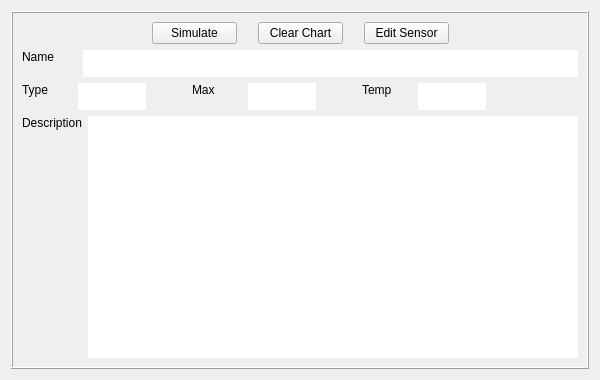
The window that view/sensorinfowidget.ui (Gyarik/StressView) describes before a commit, drawn with Qt 5.
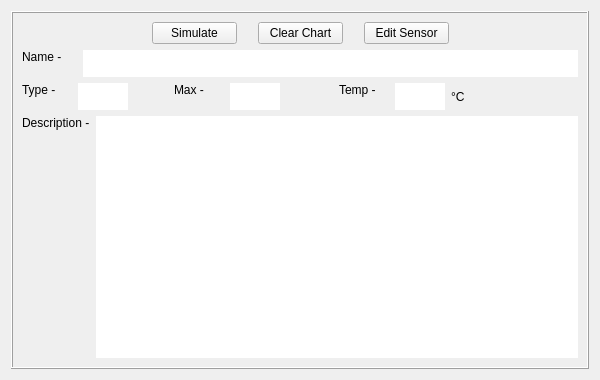
The same window after the commit.

```diff
--- a/view/sensorinfowidget.ui
+++ b/view/sensorinfowidget.ui
@@ -67,7 +67,7 @@
            </size>
           </property>
           <property name="text">
-           <string>Type</string>
+           <string>Type -</string>
           </property>
           <property name="alignment">
            <set>Qt::AlignLeading|Qt::AlignLeft|Qt::AlignTop</set>
@@ -96,7 +96,7 @@
           </property>
           <property name="maximumSize">
            <size>
-            <width>75</width>
+            <width>50</width>
             <height>27</height>
            </size>
           </property>
@@ -157,7 +157,7 @@
            </size>
           </property>
           <property name="text">
-           <string>Max</string>
+           <string>Max -</string>
           </property>
           <property name="alignment">
            <set>Qt::AlignLeading|Qt::AlignLeft|Qt::AlignTop</set>
@@ -180,7 +180,7 @@
           </property>
           <property name="maximumSize">
            <size>
-            <width>75</width>
+            <width>50</width>
             <height>27</height>
            </size>
           </property>
@@ -204,6 +204,34 @@
           </property>
          </widget>
         </item>
+        <item>
+         <widget class="QLabel" name="TypeUnit">
+          <property name="minimumSize">
+           <size>
+            <width>0</width>
+            <height>27</height>
+           </size>
+          </property>
+          <property name="maximumSize">
+           <size>
+            <width>16777215</width>
+            <height>27</height>
+           </size>
+          </property>
+          <property name="lineWidth">
+           <number>0</number>
+          </property>
+          <property name="text">
+           <string/>
+          </property>
+          <property name="margin">
+           <number>4</number>
+          </property>
+          <property name="indent">
+           <number>0</number>
+          </property>
+         </widget>
+        </item>
         <item>
          <spacer name="horizontalSpacer_7">
           <property name="orientation">
@@ -241,7 +269,7 @@
            </size>
           </property>
           <property name="text">
-           <string>Temp</string>
+           <string>Temp -</string>
           </property>
           <property name="alignment">
            <set>Qt::AlignLeading|Qt::AlignLeft|Qt::AlignTop</set>
@@ -264,7 +292,7 @@
           </property>
           <property name="maximumSize">
            <size>
-            <width>75</width>
+            <width>50</width>
             <height>27</height>
            </size>
           </property>
@@ -288,6 +316,34 @@
           </property>
          </widget>
         </item>
+        <item>
+         <widget class="QLabel" name="TempUnit">
+          <property name="minimumSize">
+           <size>
+            <width>20</width>
+            <height>27</height>
+           </size>
+          </property>
+          <property name="maximumSize">
+           <size>
+            <width>20</width>
+            <height>27</height>
+           </size>
+          </property>
+          <property name="lineWidth">
+           <number>0</number>
+          </property>
+          <property name="text">
+           <string>°C</string>
+          </property>
+          <property name="margin">
+           <number>4</number>
+          </property>
+          <property name="indent">
+           <number>0</number>
+          </property>
+         </widget>
+        </item>
         <item>
          <spacer name="horizontalSpacer_8">
           <property name="orientation">
@@ -329,7 +385,7 @@
            </size>
           </property>
           <property name="text">
-           <string>Name</string>
+           <string>Name -</string>
           </property>
           <property name="alignment">
            <set>Qt::AlignLeading|Qt::AlignLeft|Qt::AlignTop</set>
@@ -496,7 +552,7 @@
            </size>
           </property>
           <property name="text">
-           <string>Description</string>
+           <string>Description -</string>
           </property>
           <property name="alignment">
            <set>Qt::AlignLeading|Qt::AlignLeft|Qt::AlignTop</set>
```
